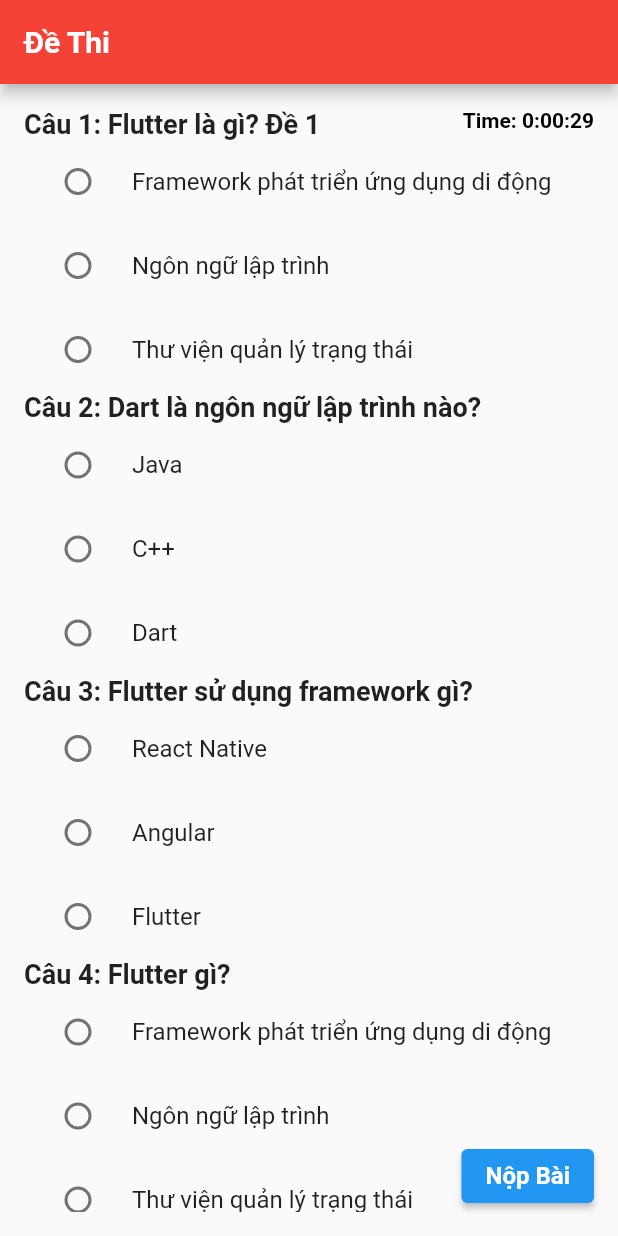
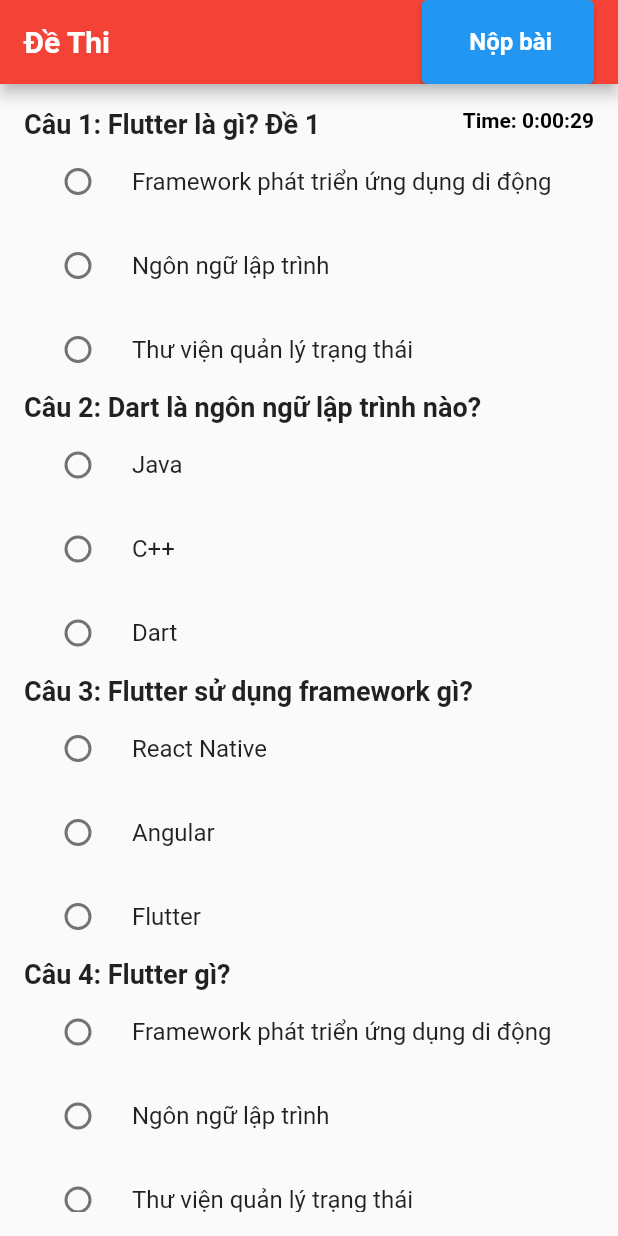
Before and after one commit to duykhanhxx03/ui-project-hochiminh-museum, a Flutter app: the TestExamScreen screen opened directly, on a phone screen of 412 x 824 dp. Run offline on Flutter 3.47's test engine with Material 2 defaults, Android fonts, the light colour scheme and no system bars; our stand-ins replace get, get_storage, iconsax, keyboard_dismisser, logger, smooth_page_indicator and 1 more; accounts and stored records are empty.

Commit message:
finish testExam

```diff
--- a/lib/features/main/screens/quiz/test.dart
+++ b/lib/features/main/screens/quiz/test.dart
@@ -18,14 +18,18 @@
   // List<int> selectedAnswers = List.generate(questions.length, (index) => -1);
   late List<TestExamQuestion> questions;
   late List<int> selectedAnswers;
+  late List<bool> checkIfTheAnswerIsTrueOfFalse;
   late Timer timer;
   int totalTimeInSeconds = 30;
+  bool isSubmit = false;
+  int score = 0;
 
   @override
   void initState() {
     super.initState();
     questions = widget.questions;
     selectedAnswers = List.generate(questions.length, (index) => -1);
+    checkIfTheAnswerIsTrueOfFalse = List.generate(questions.length, (index) => false);
 
     timer = Timer.periodic(const Duration(seconds: 1), (Timer t) {
       if (totalTimeInSeconds > 0) {
@@ -40,6 +44,7 @@
   }
 
   void checkSubmit() {
+    if(!isSubmit) {
       if (selectedAnswers.contains(-1)) {
         showDialog(
           context: context,
@@ -63,13 +68,15 @@
         submitQuiz();
       }
     }
+  }
 
   void submitQuiz() {
     timer.cancel();
-    int score = 0;
+    score = 0;
 
     for (int i = 0; i < questions.length; i++) {
       if (selectedAnswers[i] == questions[i].correctAnswerIndex) {
+        checkIfTheAnswerIsTrueOfFalse[i] = true;
         score++;
       }
     }
@@ -83,6 +90,9 @@
           actions: [
             TextButton(
               onPressed: () {
+                setState(() {
+                  isSubmit = true;
+                });
                 Navigator.of(context).pop();
               },
               child: const Text('Đóng'),
@@ -111,6 +121,35 @@
           ),
         ),
         backgroundColor: Colors.red,
+        actions: [
+          if(!isSubmit)
+          Padding(
+            padding: const EdgeInsets.only(right: 16),
+            child: ElevatedButton(
+              onPressed: checkSubmit,
+              child: const Text(
+                '    Nộp bài   ',
+                style: TextStyle(
+                  fontWeight: FontWeight.bold,
+                  fontSize: 16,
+                ),
+              ),
+            ),
+          )
+          else
+            Padding(
+              padding: const EdgeInsets.only(right: 22),
+              child: Text(
+                'Điểm: $score/${questions.length}',
+                style: const TextStyle(
+                  color: Colors.white,
+                  fontWeight: FontWeight.bold,
+                  fontSize: 16,
+                ),
+              ),
+            )
+        ],
+
       ),
       body: Padding(
         padding: const EdgeInsets.all(16.0),
@@ -141,6 +180,7 @@
                       style: const TextStyle(
                           fontSize: 18, fontWeight: FontWeight.bold),
                     ),
+                    if(!isSubmit)
                       Column(
                         children: List.generate(
                           questions[index].options.length,
@@ -157,17 +197,43 @@
                             );
                           },
                         ),
+                      )
+                    else
+                      Column(
+                        children: List.generate(
+                          questions[index].options.length,
+                              (optionIndex) {
+                            return RadioListTile(
+                              title: Text(
+                                questions[index].options[optionIndex],
+                                style: TextStyle(
+                                  color: (optionIndex == selectedAnswers[index] && checkIfTheAnswerIsTrueOfFalse[index])
+                                      ? Colors.green
+                                      : (optionIndex == selectedAnswers[index] && !checkIfTheAnswerIsTrueOfFalse[index])
+                                      ? Colors.red
+                                      : (optionIndex == questions[index].correctAnswerIndex)
+                                      ? Colors.green
+                                      : Colors.grey,
+                                )
                               ),
+                              value: optionIndex,
+                              groupValue: selectedAnswers[index],
+                              onChanged: null,
+                            );
+                          },
+                        ),
+                      )
                   ],
                 );
               },
             ),
+            if(isSubmit)
             Container(
               alignment: Alignment.bottomRight,
               child: ElevatedButton(
-                onPressed: checkSubmit,
+                onPressed: () {},
                 child: const Text(
-                  'Nộp Bài',
+                  ' Xem bình luận ',
                   style: TextStyle(
                     fontWeight: FontWeight.bold,
                     fontSize: 16,
```
Lines whose indentation alone changed are shown as unchanged.
